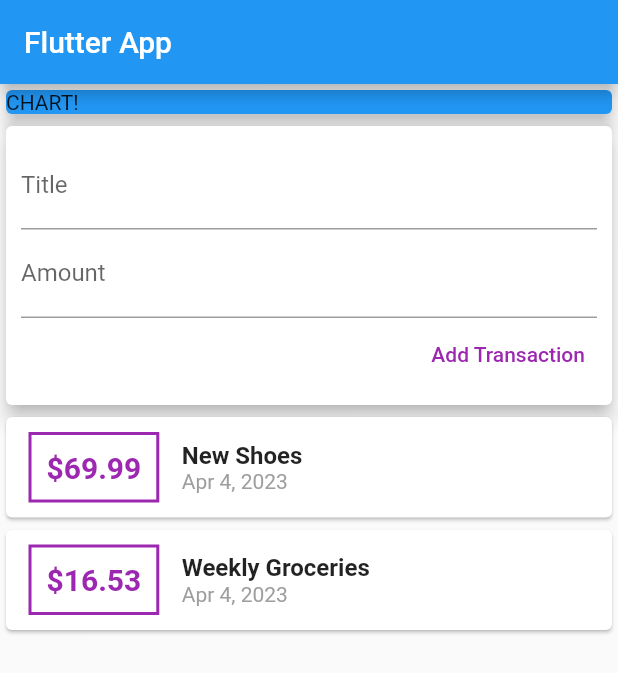
After one commit to VladoDev03/flutter-udemy, a Flutter app: the screen it shows after launch, on a phone screen of 412 x 824 dp. The commit adds this screen. Shown: the top 673 px of the screen. Run offline on Flutter 3.47's test engine with Material 2 defaults, Android fonts, the phone set to English and light mode, and no system bars.

Commit message:
Added list view to the personal_expenses_app.

```diff
--- /dev/null
+++ b/personal_expenses_app/lib/widgets/new_transaction.dart
@@ -0,0 +1,47 @@
+import 'package:flutter/material.dart';
+
+class NewTransaction extends StatelessWidget {
+  final Function addTx;
+
+  final titleController = TextEditingController();
+  final amountController = TextEditingController();
+
+  NewTransaction(this.addTx);
+
+  @override
+  Widget build(BuildContext context) {
+    return Card(
+        elevation: 5,
+        child: Container(
+          padding: const EdgeInsets.all(10),
+          child: Column(
+            crossAxisAlignment: CrossAxisAlignment.end,
+            children: <Widget>[
+              TextField(
+                // onChanged: (String value) {
+                //   titleInput = value;
+                // },
+                controller: titleController,
+                decoration: const InputDecoration(labelText: 'Title'),
+              ),
+              TextField(
+                // onChanged: (String value) => amountInput = value,
+                controller: amountController,
+                decoration: const InputDecoration(labelText: 'Amount'),
+              ),
+              TextButton(
+                style: ButtonStyle(
+                  foregroundColor:
+                      MaterialStateProperty.all<Color>(Colors.purple),
+                ),
+                onPressed: () {
+                  addTx(titleController.text,
+                      double.parse(amountController.text));
+                },
+                child: const Text('Add Transaction'),
+              )
+            ],
+          ),
+        ));
+  }
+}
--- /dev/null
+++ b/personal_expenses_app/lib/widgets/transaction_list.dart
@@ -0,0 +1,54 @@
+import 'package:flutter/material.dart';
+import 'package:intl/intl.dart';
+
+import '../models/transaction.dart';
+
+class TransactionList extends StatelessWidget {
+  final List<Transaction> transactions;
+
+  TransactionList(this.transactions);
+
+  @override
+  Widget build(BuildContext context) {
+    return Container(
+      // height: 435,
+      height: 300,
+      child: ListView.builder(
+        itemBuilder: (context, index) {
+          return Card(
+            child: Row(children: <Widget>[
+              Container(
+                margin:
+                    const EdgeInsets.symmetric(vertical: 10, horizontal: 15),
+                decoration: BoxDecoration(
+                    border: Border.all(color: Colors.purple, width: 2)),
+                padding: const EdgeInsets.all(10),
+                child: Text('\$${transactions[index].amount.toString()}',
+                    style: const TextStyle(
+                        fontWeight: FontWeight.bold,
+                        fontSize: 20,
+                        color: Colors.purple)),
+              ),
+              Column(
+                crossAxisAlignment: CrossAxisAlignment.start,
+                children: <Widget>[
+                  Text(
+                    transactions[index].title,
+                    style: const TextStyle(
+                        fontSize: 16, fontWeight: FontWeight.bold),
+                  ),
+                  Text(
+                    DateFormat.yMMMd().format(transactions[index].date),
+                    // DateFormat('yyyy-MM-dd').format(tx.date),
+                    style: const TextStyle(color: Colors.grey),
+                  )
+                ],
+              )
+            ]),
+          );
+        },
+        itemCount: transactions.length,
+      ),
+    );
+  }
+}
--- /dev/null
+++ b/personal_expenses_app/lib/widgets/user_transactions.dart
@@ -0,0 +1,45 @@
+import 'package:flutter/material.dart';
+import '../widgets/new_transaction.dart';
+import '../widgets/transaction_list.dart';
+import '../models/transaction.dart';
+
+class UserTransaction extends StatefulWidget {
+  const UserTransaction({super.key});
+
+  @override
+  State<UserTransaction> createState() => _UserTransactionState();
+}
+
+class _UserTransactionState extends State<UserTransaction> {
+  final List<Transaction> _userTransactions = [
+    Transaction(
+        id: 't1', title: 'New Shoes', amount: 69.99, date: DateTime.now()),
+    Transaction(
+        id: 't2',
+        title: 'Weekly Groceries',
+        amount: 16.53,
+        date: DateTime.now()),
+  ];
+
+  void _addNewTransaction(String title, double amount) {
+    final Transaction newTx = Transaction(
+        title: title,
+        amount: amount,
+        date: DateTime.now(),
+        id: DateTime.now().toString());
+
+    setState(() {
+      _userTransactions.add(newTx);
+    });
+  }
+
+  @override
+  Widget build(BuildContext context) {
+    return Column(
+      children: <Widget>[
+        NewTransaction(_addNewTransaction),
+        TransactionList(_userTransactions)
+      ],
+    );
+  }
+}
```
Also changed, not shown: personal_expenses_app/lib/main.dart (+4 -80 lines), personal_expenses_app/lib/models/transaction.dart (renamed from personal_expenses_app/lib/transaction.dart).
